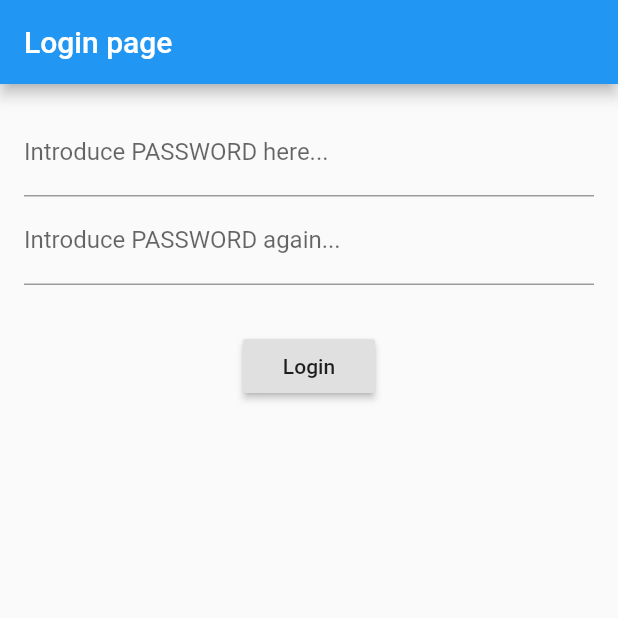
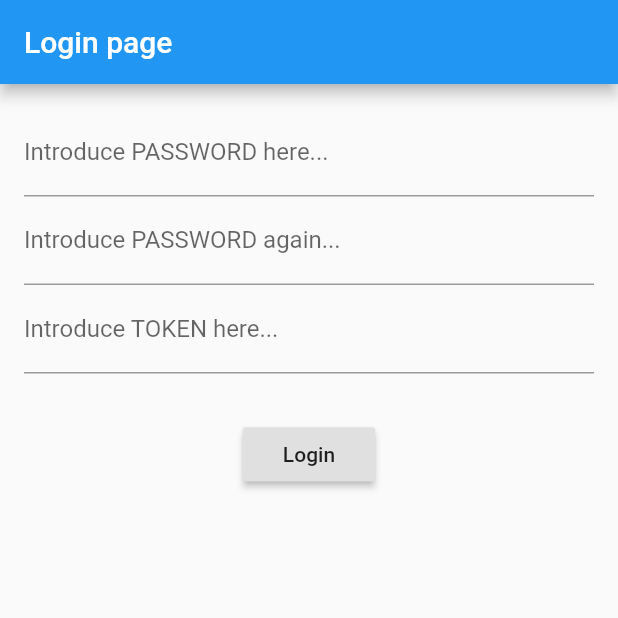
Before and after one commit to seralbdev/guaysin-flutter, a Flutter app: the screen it shows after launch, on a phone screen of 412 x 824 dp, the top half of it. Run offline on Flutter 3.47's test engine with Material 2 defaults, Android fonts, the phone set to English and light mode, and no system bars; our stand-ins replace flutter_secure_storage, shared_preferences, sqflite; missing offline and left inert: flutter_string_encryption; accounts and stored records are empty.

Commit message:
code reorganization and progress

```diff
--- /dev/null
+++ b/lib/services/preferences.dart
@@ -0,0 +1,16 @@
+import 'dart:async';
+
+import 'package:shared_preferences/shared_preferences.dart';
+
+const String _USER_TOKEN_ID = "USER_TOKEN";
+
+void setUserToken(String value) async {
+  SharedPreferences sp  = await SharedPreferences.getInstance();
+  await sp.setString(_USER_TOKEN_ID, value);
+}
+
+Future<String> getUserToken() async {
+  SharedPreferences sp  = await SharedPreferences.getInstance();
+  String ut = await sp.getString(_USER_TOKEN_ID);
+  return ut;
+}
--- a/lib/ui/loginPage.dart
+++ b/lib/ui/loginPage.dart
@@ -3,9 +3,9 @@ import 'dart:async';
 import 'package:flutter/material.dart';
 import 'package:flutter/widgets.dart';
 import 'package:guaysin/services/cryptoServices.dart';
-import 'package:guaysin/services/siteData.dart';
 import 'package:guaysin/ui/siteList.dart';
 import 'package:guaysin/services/localStorage.dart';
+import 'package:guaysin/services/preferences.dart';
 
 class LoginPage extends StatefulWidget {
   @override
@@ -18,6 +18,7 @@ class _LoginPageState extends State<LoginPage> {
 
   bool _secretReady;
   String _password;
+  String _token;
 
   @override
   void initState(){
@@ -58,6 +59,7 @@ class _LoginPageState extends State<LoginPage> {
         await cs.unblockSecret(_password);
       }else{
         await cs.createSecret(_password);
+        await setUserToken(_token);
       }
     }catch(e){
       _showErrorMessage("Problem handling password");
@@ -68,13 +70,6 @@ class _LoginPageState extends State<LoginPage> {
       //Prepare local storage
       var localStorage = LocalStorage.get();
       await localStorage.init(cs);
-      //debug
-      /*var sd = new SiteData('site1','user1','url1','pwd1');
-      var esd = await sd.encrypt(cs);
-      await localStorage.saveSite(esd);
-      sd = new SiteData('site2','user2','url2','pwd2');
-      esd = await sd.encrypt(cs);
-      await localStorage.saveSite(esd);*/
 
     }catch(e){
       _showErrorMessage("Problem handling local storage");
@@ -105,13 +100,22 @@ class _LoginPageState extends State<LoginPage> {
                 onSaved: (val) => _password = val,
                 obscureText: true,
               ),
-              !_secretReady ? new TextFormField(
-                              decoration: new InputDecoration(labelText: 'Introduce PASSWORD again...'),
-                              validator: (val) =>
-                                  val.length < 6 ? 'Password too short.' : null,
-                              onSaved: (val) => _password = val,
-                              obscureText: true):new Container(width: 0.0, height: 0.0),
-              new Container(
+              !_secretReady ?
+                  new Column(
+                  children: <Widget>[
+              new TextFormField(
+                decoration: new InputDecoration(labelText: 'Introduce PASSWORD again...'),
+                validator: (val) =>
+                val.length < 6 ? 'Password too short.' : null,
+                onSaved: (val) => _password = val,
+                obscureText: true),
+                new TextFormField(
+                  decoration: new InputDecoration(labelText: 'Introduce TOKEN here...'),
+                  validator: (val) =>
+                  val.isEmpty ? 'Must have a value' : null,
+                  onSaved: (val) => _token = val,
+                )]):new Container(width: 0.0, height: 0.0),
+              Container(
                 margin: const EdgeInsets.all(30.0),
                 child: new RaisedButton(
                   onPressed: _submit,
```
Also changed, not shown: lib/services/cloudStorage.dart (added, +46 -0 lines), lib/ui/initialSetup.dart (deleted, +0 -90 lines), lib/ui/siteList.dart (+7 -27 lines).
